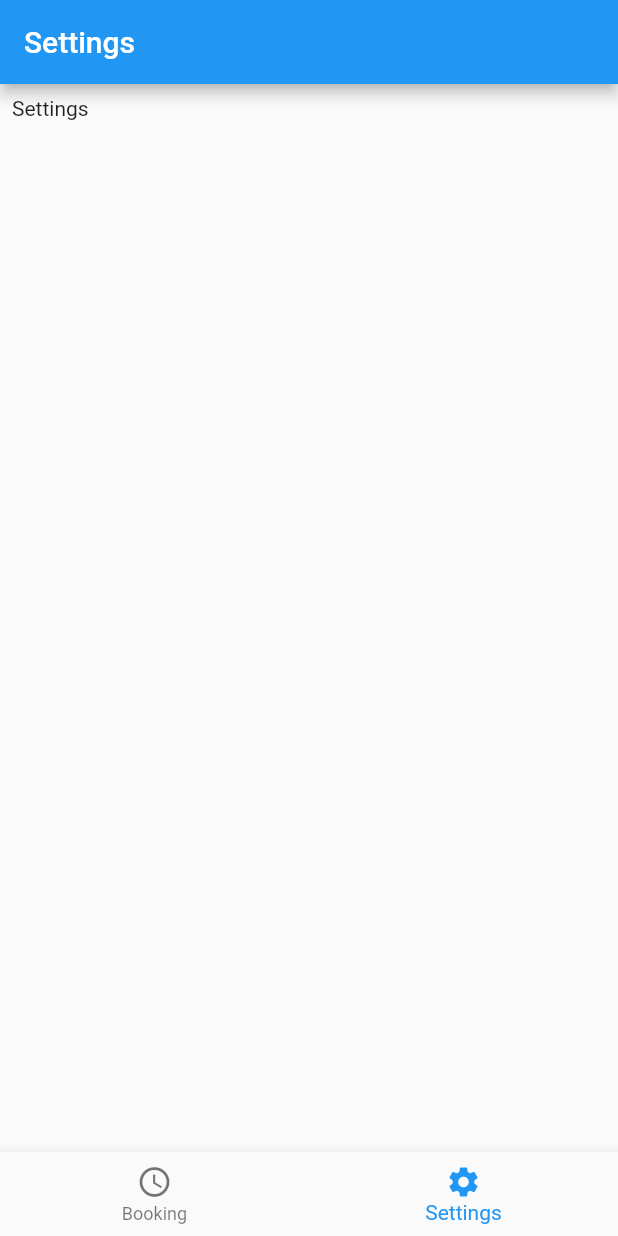
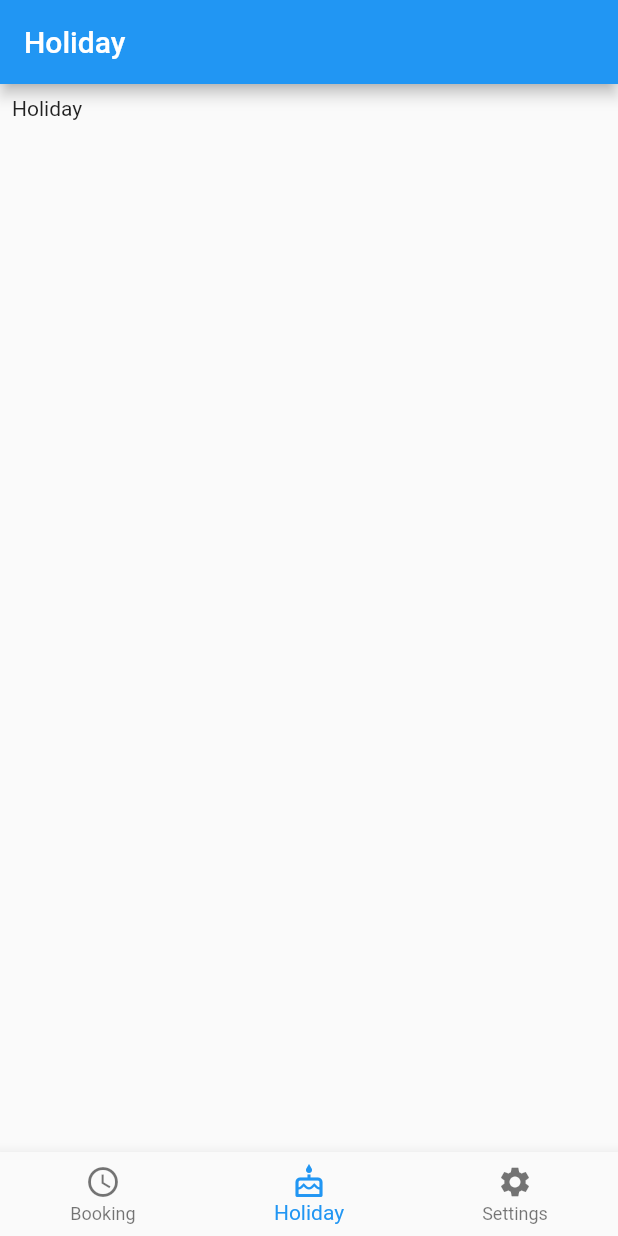
Before and after one commit to Thirosue/flutter_study, a Flutter app: the Index screen opened directly, swiped to page 2, on a phone screen of 412 x 824 dp. Run offline on Flutter 3.47's test engine with Material 2 defaults, Android fonts, the phone set to English and light mode, and no system bars; our stand-ins replace font_awesome_flutter; generated files the repository leaves out were written again.

Commit message:
feat: add holiday page

```diff
--- a/lib/main.dart
+++ b/lib/main.dart
@@ -1,5 +1,5 @@
 import 'package:flutter/material.dart';
-import 'package:flutter_app/login.dart';
+import 'package:flutter_app/pages/login.dart';
 
 void main() => runApp(MyApp());
 
--- /dev/null
+++ b/lib/pages/holiday.dart
@@ -0,0 +1,15 @@
+import 'package:flutter/material.dart';
+
+class Holiday extends StatelessWidget {
+  static const String _title = 'Holiday';
+
+  @override
+  Widget build(BuildContext context) {
+    return Padding(
+      padding: const EdgeInsets.all(8.0),
+      child: Container(
+        child: Text(_title),
+      ),
+    );
+  }
+}
--- a/lib/index.dart
+++ b/lib/pages/index.dart
@@ -1,7 +1,8 @@
 import 'package:flutter/material.dart';
-import 'package:flutter_app/booking.dart';
-import 'package:flutter_app/settings.dart';
-import 'package:flutter_app/tab_item.dart';
+import 'package:flutter_app/dto/tab_item.dart';
+import 'package:flutter_app/pages/booking.dart';
+import 'package:flutter_app/pages/holiday.dart';
+import 'package:flutter_app/pages/settings.dart';
 
 class Index extends StatefulWidget {
   @override
@@ -14,6 +15,7 @@ class _IndexState extends State<Index> {
 
   static List<TabItem> _tabItemList = [
     new TabItem('Booking', Booking()),
+    new TabItem('Holiday', Holiday()),
     new TabItem('Settings', Settings()),
   ];
 
@@ -51,6 +53,8 @@ class _IndexState extends State<Index> {
         items: const <BottomNavigationBarItem>[
           BottomNavigationBarItem(icon: Icon(Icons.schedule), label: 'Booking'),
           BottomNavigationBarItem(
+              icon: Icon(Icons.cake_outlined), label: 'Holiday'),
+          BottomNavigationBarItem(
               icon: Icon(Icons.settings), label: 'Settings'),
         ],
         currentIndex: _index,
```
Also changed, not shown: lib/pages/login.dart (renamed from lib/login.dart, +8 -61 lines), lib/services/auth.dart (added, +20 -0 lines), lib/utils/json_converter.dart (added, +32 -0 lines), lib/dto/tab_item.dart (renamed from lib/tab_item.dart), lib/pages/booking.dart (renamed from lib/booking.dart), lib/pages/settings.dart (renamed from lib/settings.dart).
